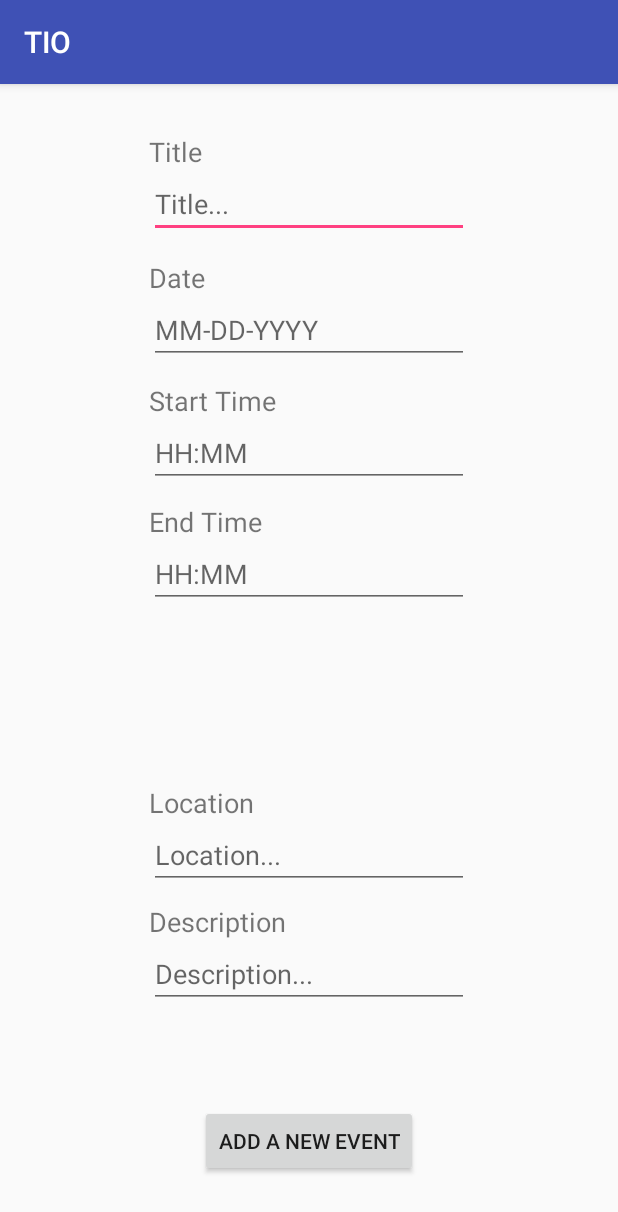
After one commit to AllenZB/orbital, an Android app: the AddEventActivity screen opened directly, with no data from a screen before it, on a phone screen of 412 x 824 dp. The commit adds this screen. Shown: the top 1212 px of the screen. Run offline under Robolectric (Android 15) with nearby library versions, the phone set to English and light mode, and no system bars; our stand-ins replace Firebase (no records; nobody signed in at launch, a user with empty details on screens opened directly).

Commit message:
add event activity, add date event direct

```diff
--- a/TIO/app/src/main/AndroidManifest.xml
+++ b/TIO/app/src/main/AndroidManifest.xml
@@ -47,7 +47,10 @@
         <activity
             android:name=".ChatActivity"
             android:parentActivityName=".ChatSectionActivity" />
-        <activity android:name=".CalendarActivity"></activity>
+        <activity android:name=".CalendarActivity" />
+        <activity android:name=".EventsActivity" />
+        <activity android:name=".UpdateEventActivity" />
+        <activity android:name=".AddEventActivity"></activity>
     </application>
 
 </manifest>
--- /dev/null
+++ b/TIO/app/src/main/java/com/example/wxhgxj/tio/AddEventActivity.java
@@ -0,0 +1,74 @@
+package com.example.wxhgxj.tio;
+
+import android.support.annotation.NonNull;
+import android.support.annotation.Nullable;
+import android.support.v7.app.AppCompatActivity;
+import android.os.Bundle;
+import android.util.Log;
+import android.view.View;
+import android.widget.Button;
+import android.widget.EditText;
+
+import com.google.firebase.auth.FirebaseAuth;
+import com.google.firebase.database.DatabaseError;
+import com.google.firebase.database.DatabaseReference;
+import com.google.firebase.database.FirebaseDatabase;
+
+import java.util.HashMap;
+
+public class AddEventActivity extends AppCompatActivity {
+
+    private EditText eventTitle;
+    private EditText eventDate;
+    private EditText eventStartTime;
+    private EditText eventEndTime;
+    private EditText eventLocation;
+    private EditText eventDescription;
+    private Button addNewEvent;
+
+    @Override
+    protected void onCreate(Bundle savedInstanceState) {
+        super.onCreate(savedInstanceState);
+        setContentView(R.layout.activity_add_event);
+        //initialize fields
+        eventTitle = (EditText)findViewById(R.id.eventTitleInput);
+        eventDate = (EditText)findViewById(R.id.eventDateInput);
+        eventStartTime = (EditText)findViewById(R.id.eventStartTimeInput);
+        eventEndTime = (EditText)findViewById(R.id.eventEndTimeInput);
+        eventLocation = (EditText)findViewById(R.id.eventLocationInput);
+        eventDescription = (EditText)findViewById(R.id.eventDescriptionInput);
+        addNewEvent = (Button)findViewById(R.id.addnewEventButton);
+        String currentUid = FirebaseAuth.getInstance().getCurrentUser().getUid();
+        final DatabaseReference eventsRef = FirebaseDatabase.getInstance().getReference("Events").child(currentUid);
+        addNewEvent.setOnClickListener(new View.OnClickListener() {
+            @Override
+            public void onClick(View view) {
+                DatabaseReference newEventRef = eventsRef.push();
+                String title = eventTitle.getText().toString();
+                String date = eventDate.getText().toString();
+                String startTime = eventStartTime.getText().toString();
+                String endTime = eventEndTime.getText().toString();
+                String location = eventLocation.getText().toString();
+                String description = eventDescription.getText().toString();
+                int month = Integer.parseInt(date.substring(0,2)) - 1;
+                HashMap<String, Object> eventMap = new HashMap<>();
+                eventMap.put("Title", title);
+                eventMap.put("Date", date);
+                eventMap.put("Month", month);
+                eventMap.put("StartTime", startTime);
+                eventMap.put("EndTime", endTime);
+                eventMap.put("Location", location);
+                eventMap.put("Description", description);
+                newEventRef.updateChildren(eventMap, new DatabaseReference.CompletionListener() {
+                    @Override
+                    public void onComplete(@Nullable DatabaseError databaseError, @NonNull DatabaseReference databaseReference) {
+                        if(databaseError != null) {
+                            Log.d("EventLog", databaseError.getMessage().toString());
+                        } else {
+                        }
+                    }
+                });
+            }
+        });
+    }
+}
--- a/TIO/app/src/main/java/com/example/wxhgxj/tio/EventsActivities.java
+++ /dev/null
@@ -1,4 +0,0 @@
-package com.example.wxhgxj.tio;
-
-public class EventsActivities {
-}
--- a/TIO/app/src/main/java/com/example/wxhgxj/tio/MainActivity.java
+++ b/TIO/app/src/main/java/com/example/wxhgxj/tio/MainActivity.java
@@ -94,6 +94,11 @@ public class MainActivity extends AppCompatActivity {
                         calendarIntent.addFlags(Intent.FLAG_ACTIVITY_CLEAR_TOP);
                         startActivity(calendarIntent);
                         break;
+                    case R.id.testButton:
+                        Intent newEventIntent = new Intent(MainActivity.this, AddEventActivity.class);
+                        newEventIntent.addFlags(Intent.FLAG_ACTIVITY_CLEAR_TOP);
+                        startActivity(newEventIntent);
+                        break;
                 }
                 return true;
             }
--- /dev/null
+++ b/TIO/app/src/main/res/layout/activity_add_event.xml
@@ -0,0 +1,162 @@
+<?xml version="1.0" encoding="utf-8"?>
+<RelativeLayout xmlns:android="http://schemas.android.com/apk/res/android"
+    xmlns:app="http://schemas.android.com/apk/res-auto"
+    xmlns:tools="http://schemas.android.com/tools"
+    android:layout_width="match_parent"
+    android:layout_height="match_parent"
+    tools:context=".AddEventActivity">
+
+    <EditText
+        android:id="@+id/eventTitleInput"
+        android:layout_width="wrap_content"
+        android:layout_height="wrap_content"
+        android:layout_alignParentTop="true"
+        android:layout_centerHorizontal="true"
+        android:layout_marginTop="57dp"
+        android:ems="10"
+        android:hint="Title..."
+        android:inputType="textPersonName"
+        tools:layout_editor_absoluteX="98dp"
+        tools:layout_editor_absoluteY="65dp" />
+
+    <TextView
+        android:id="@+id/textView6"
+        android:layout_width="wrap_content"
+        android:layout_height="wrap_content"
+        android:layout_above="@+id/eventTitleInput"
+        android:layout_alignStart="@+id/eventTitleInput"
+        android:layout_marginBottom="-57dp"
+        android:text="Title"
+        android:textSize="18sp"
+        tools:layout_editor_absoluteX="98dp"
+        tools:layout_editor_absoluteY="41dp" />
+
+    <TextView
+        android:id="@+id/textView7"
+        android:layout_width="wrap_content"
+        android:layout_height="wrap_content"
+        android:layout_above="@+id/eventDateInput"
+        android:layout_alignStart="@+id/eventDateInput"
+        android:layout_marginBottom="-141dp"
+        android:text="Date "
+        android:textSize="18sp"
+        tools:layout_editor_absoluteX="98dp"
+        tools:layout_editor_absoluteY="123dp" />
+
+    <EditText
+        android:id="@+id/eventDateInput"
+        android:layout_width="wrap_content"
+        android:layout_height="wrap_content"
+        android:layout_alignParentTop="true"
+        android:layout_centerHorizontal="true"
+        android:layout_marginTop="141dp"
+        android:ems="10"
+        android:hint="MM-DD-YYYY"
+        android:inputType="date"
+        tools:layout_editor_absoluteX="98dp"
+        tools:layout_editor_absoluteY="147dp" />
+
+    <TextView
+        android:id="@+id/textView8"
+        android:layout_width="wrap_content"
+        android:layout_height="wrap_content"
+        android:layout_above="@+id/eventStartTimeInput"
+        android:layout_alignStart="@+id/eventTitleInput"
+        android:layout_marginBottom="-223dp"
+        android:text="Start Time"
+        android:textSize="18sp"
+        tools:layout_editor_absoluteX="98dp"
+        tools:layout_editor_absoluteY="202dp" />
+
+    <EditText
+        android:id="@+id/eventStartTimeInput"
+        android:layout_width="wrap_content"
+        android:layout_height="wrap_content"
+        android:layout_alignParentTop="true"
+        android:layout_centerHorizontal="true"
+        android:layout_marginTop="223dp"
+        android:ems="10"
+        android:hint="HH:MM"
+        android:inputType="time"
+        tools:layout_editor_absoluteX="98dp"
+        tools:layout_editor_absoluteY="226dp" />
+
+    <TextView
+        android:id="@+id/textView9"
+        android:layout_width="wrap_content"
+        android:layout_height="wrap_content"
+        android:layout_above="@+id/eventLocationInput"
+        android:layout_alignStart="@+id/eventTitleInput"
+        android:text="Location"
+        android:textSize="18sp"
+        tools:layout_editor_absoluteX="98dp"
+        tools:layout_editor_absoluteY="283dp" />
+
+    <EditText
+        android:id="@+id/eventLocationInput"
+        android:layout_width="wrap_content"
+        android:layout_height="wrap_content"
+        android:layout_alignParentBottom="true"
+        android:layout_centerHorizontal="true"
+        android:layout_marginBottom="231dp"
+        android:ems="10"
+        android:hint="Location..."
+        android:inputType="textPersonName"
+        tools:layout_editor_absoluteX="98dp"
+        tools:layout_editor_absoluteY="307dp" />
+
+    <TextView
+        android:id="@+id/textView10"
+        android:layout_width="wrap_content"
+        android:layout_height="wrap_content"
+        android:layout_above="@+id/eventDescriptionInput"
+        android:layout_alignStart="@+id/eventDateInput"
+        android:text="Description"
+        android:textSize="18sp"
+        tools:layout_editor_absoluteX="98dp"
+        tools:layout_editor_absoluteY="366dp" />
+
+    <EditText
+        android:id="@+id/eventDescriptionInput"
+        android:layout_width="wrap_content"
+        android:layout_height="wrap_content"
+        android:layout_alignParentBottom="true"
+        android:layout_centerHorizontal="true"
+        android:layout_marginBottom="152dp"
+        android:ems="10"
+        android:hint="Description..."
+        android:inputType="textPersonName"
+        tools:layout_editor_absoluteX="98dp"
+        tools:layout_editor_absoluteY="390dp" />
+
+    <Button
+        android:id="@+id/addnewEventButton"
+        android:layout_width="wrap_content"
+        android:layout_height="wrap_content"
+        android:layout_alignParentBottom="true"
+        android:layout_centerHorizontal="true"
+        android:layout_marginBottom="39dp"
+        android:text="Add A New Event"
+        tools:layout_editor_absoluteX="133dp"
+        tools:layout_editor_absoluteY="517dp" />
+
+    <EditText
+        android:id="@+id/eventEndTimeInput"
+        android:layout_width="wrap_content"
+        android:layout_height="wrap_content"
+        android:layout_below="@+id/textView11"
+        android:layout_centerHorizontal="true"
+        android:ems="10"
+        android:hint="HH:MM"
+        android:inputType="time" />
+
+    <TextView
+        android:id="@+id/textView11"
+        android:layout_width="wrap_content"
+        android:layout_height="wrap_content"
+        android:layout_alignParentTop="true"
+        android:layout_alignStart="@+id/eventTitleInput"
+        android:layout_marginTop="279dp"
+        android:text="End Time"
+        android:textSize="18sp" />
+</RelativeLayout>
--- a/TIO/app/src/main/res/menu/nav_menu.xml
+++ b/TIO/app/src/main/res/menu/nav_menu.xml
@@ -17,4 +17,7 @@
     <item
         android:id="@+id/logoutButton"
         android:title="Log Out"></item>
+    <item
+        android:id="@+id/testButton"
+        android:title="Item" />
 </menu>
```
Also changed, not shown: TIO/app/src/main/java/com/example/wxhgxj/tio/CalendarActivity.java (+33 -0 lines), TIO/app/src/main/java/com/example/wxhgxj/tio/Event.java (added, +62 -0 lines), TIO/app/src/main/java/com/example/wxhgxj/tio/EventViewHolder.java (added, +46 -0 lines), TIO/app/src/main/java/com/example/wxhgxj/tio/EventsActivity.java (added, +111 -0 lines), TIO/app/src/main/java/com/example/wxhgxj/tio/UpdateEventActivity.java (added, +13 -0 lines), TIO/app/src/main/res/layout/activity_events.xml (added, +29 -0 lines), TIO/app/src/main/res/layout/activity_update_event.xml (added, +9 -0 lines), TIO/app/src/main/res/layout/single_event.xml (added, +63 -0 lines).
